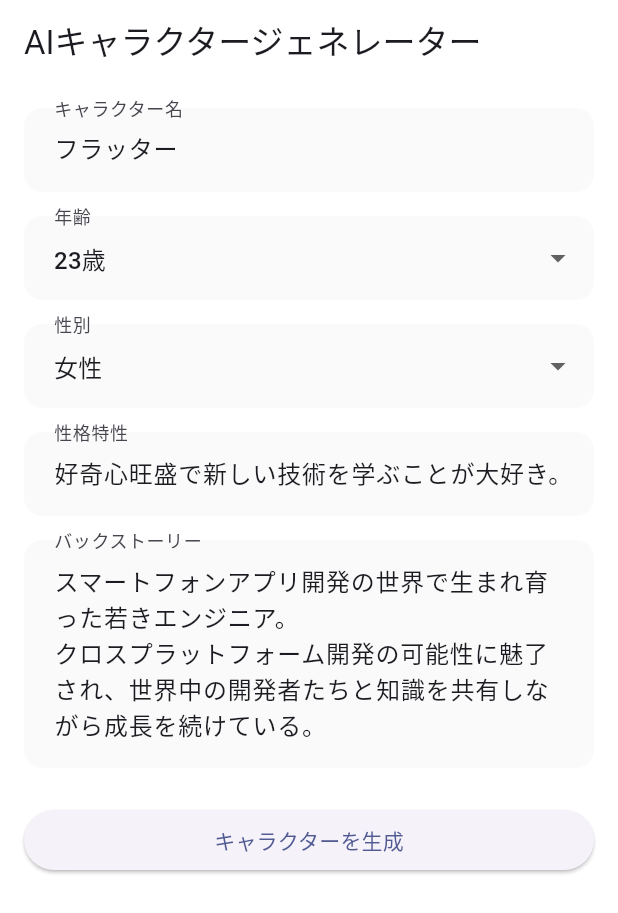
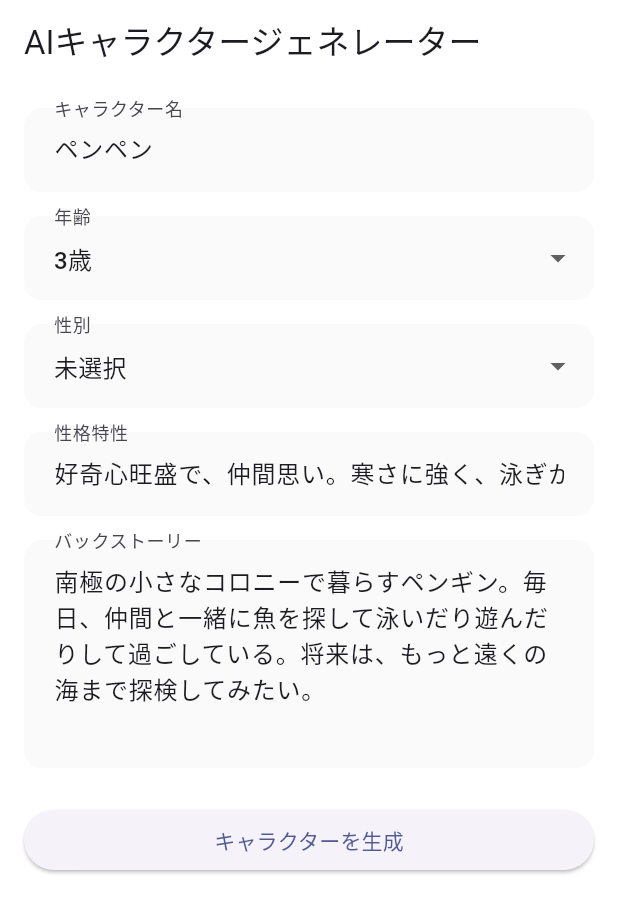
Before and after one commit to nozomi-koborinai/flutter-gakkai-07, a Flutter app: the CharacterInputPage screen opened directly, on a phone screen of 412 x 824 dp. Shown: the top 913 px of the screen. Run offline on Flutter 3.47's test engine with Material 3 defaults, Android fonts, the phone set to English and light mode, and no system bars; our stand-ins replace dio, firebase_auth, firebase_core, flutter_dotenv, flutter_riverpod, freezed_annotation; accounts and stored records are empty; generated files the repository leaves out were written again; network calls fail.

Commit message:
chore: 入力画面の初期値変更

```diff
--- a/lib/ui/character_input_page.dart
+++ b/lib/ui/character_input_page.dart
@@ -14,18 +14,16 @@ class CharacterInputPage extends ConsumerStatefulWidget {
 
 class _CharacterInputPageState extends ConsumerState<CharacterInputPage> {
   final _formKey = GlobalKey<FormState>();
-  final _nameController = TextEditingController(text: 'フラッター');
+  final _nameController = TextEditingController(text: 'ペンペン');
   final _personalityController = TextEditingController(
-    text: '''好奇心旺盛で新しい技術を学ぶことが大好き。
-困っている開発者を見かけると放っておけない優しい性格''',
+    text: '好奇心旺盛で、仲間思い。寒さに強く、泳ぎが得意。少し臆病だけど、仲間と一緒なら勇気を出せる。',
   );
   final _storyController = TextEditingController(
-    text: '''スマートフォンアプリ開発の世界で生まれ育った若きエンジニア。
-クロスプラットフォーム開発の可能性に魅了され、世界中の開発者たちと知識を共有しながら成長を続けている。
-休日は技術書を読んだり、コミュニティイベントに参加したりして過ごしている。''',
+    text:
+        '南極の小さなコロニーで暮らすペンギン。毎日、仲間と一緒に魚を探して泳いだり遊んだりして過ごしている。将来は、もっと遠くの海まで探検してみたい。',
   );
-  int _age = 23;
-  String _gender = '女性';
+  int _age = 3;
+  String _gender = '未選択';
 
   // 年齢選択肢の生成
   final List<int> _ageList = List.generate(100, (index) => index + 1);
```
